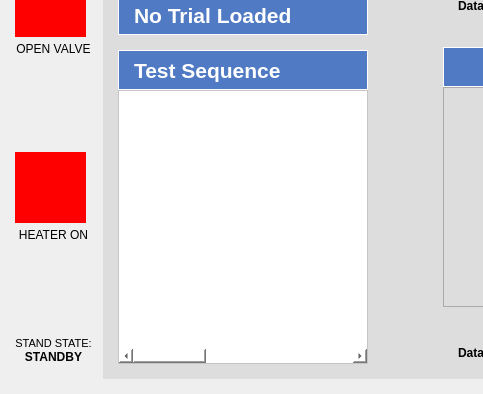
osuntp/ntp, file App/UI/QT5_Generated_UI.ui: the form before one commit; both pictures show x 0 to 483 and y 386 to 780 of the 1398 by 780 pixel window.
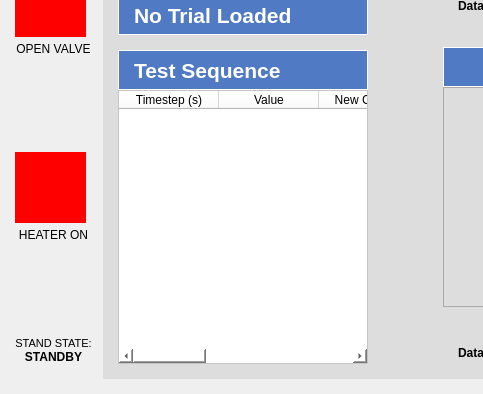
The form after the commit. The open tabs and pages were chosen to show the change. Custom widgets are drawn as their Qt base class.

```diff
--- a/App/UI/QT5_Generated_UI.ui
+++ b/App/UI/QT5_Generated_UI.ui
@@ -2722,13 +2722,13 @@
                <number>0</number>
               </property>
               <attribute name="horizontalHeaderVisible">
-               <bool>false</bool>
+               <bool>true</bool>
               </attribute>
               <attribute name="horizontalHeaderCascadingSectionResizes">
                <bool>false</bool>
               </attribute>
               <attribute name="horizontalHeaderStretchLastSection">
-               <bool>true</bool>
+               <bool>false</bool>
               </attribute>
               <attribute name="verticalHeaderVisible">
                <bool>false</bool>
```
Left out of the diff: 2 changed lines with no effect on the pictures.
